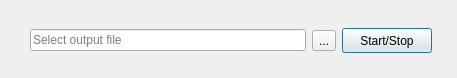
First picture: the form in Holovibes/lightui.ui, repository DigitalHolography/Holovibes, before the edit.
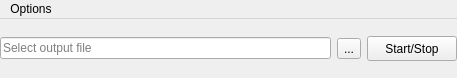
Second picture: the form after the edit. Custom widgets are drawn as their Qt base class.

Commit message: Windows can now be hidden with switch button, improved link between export window and lightui

```diff
--- a/Holovibes/lightui.ui
+++ b/Holovibes/lightui.ui
@@ -1,7 +1,7 @@
 <?xml version="1.0" encoding="UTF-8"?>
 <ui version="4.0">
  <class>LightUI</class>
- <widget class="QDialog" name="LightUI">
+ <widget class="QMainWindow" name="LightUI">
   <property name="geometry">
    <rect>
     <x>0</x>
@@ -19,18 +19,10 @@
   <property name="windowTitle">
    <string>Holovibes</string>
   </property>
-  <property name="sizeGripEnabled">
+  <property name="sizeGripEnabled" stdset="0">
    <bool>false</bool>
   </property>
   <widget class="QWidget" name="formLayoutWidget">
-   <property name="geometry">
-    <rect>
-     <x>30</x>
-     <y>20</y>
-     <width>402</width>
-     <height>41</height>
-    </rect>
-   </property>
    <layout class="QVBoxLayout" name="verticalLayout">
     <property name="sizeConstraint">
      <enum>QLayout::SetNoConstraint</enum>
@@ -92,6 +84,24 @@
     </item>
    </layout>
   </widget>
+  <widget class="QMenuBar" name="menuBar">
+   <property name="geometry">
+    <rect>
+     <x>0</x>
+     <y>0</y>
+     <width>457</width>
+     <height>22</height>
+    </rect>
+   </property>
+   <widget class="QMenu" name="menuOptions">
+    <property name="title">
+     <string>Options</string>
+    </property>
+    <addaction name="actionConfiguration_UI"/>
+    <addaction name="actionQuit"/>
+   </widget>
+   <addaction name="menuOptions"/>
+  </widget>
   <action name="actionStart_Stop">
    <property name="text">
     <string>Start_Stop</string>
@@ -103,6 +113,16 @@
     <enum>QAction::NoRole</enum>
    </property>
   </action>
+  <action name="actionConfiguration_UI">
+   <property name="text">
+    <string>Configuration UI</string>
+   </property>
+  </action>
+  <action name="actionQuit">
+   <property name="text">
+    <string>Quit</string>
+   </property>
+  </action>
  </widget>
  <customwidgets>
   <customwidget>
```
Left out of the diff: 39 changed lines with no effect on the pictures. The commit also changes 7 other files.
